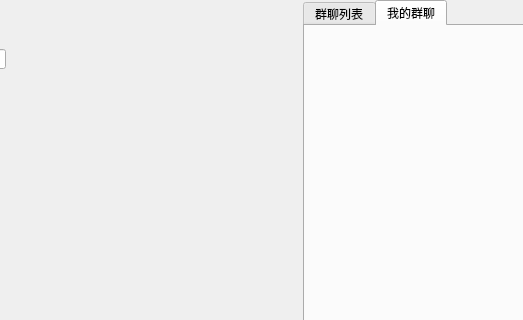
Above: Client/Client/MainWindow.ui from Leaf-ym/QtChat-1 before the change; both pictures show x 217 to 740 and y 0 to 320 of the 740 by 481 pixel window. Below: the same form after it.
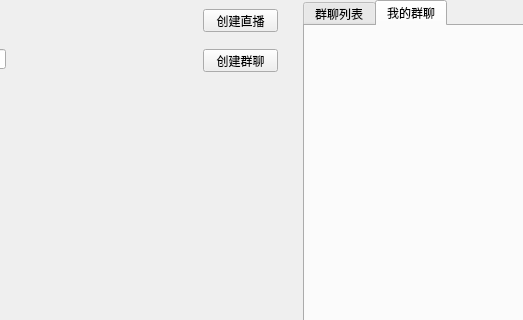
That is the form after the change. The open tabs and pages were chosen to show the change.

Commit message: 创建工厂

Patch:
```diff
--- a/Client/Client/MainWindow.ui
+++ b/Client/Client/MainWindow.ui
@@ -95,6 +95,32 @@
      <string>点击输入个性签名</string>
     </property>
    </widget>
+   <widget class="QPushButton" name="pushButton">
+    <property name="geometry">
+     <rect>
+      <x>420</x>
+      <y>10</y>
+      <width>75</width>
+      <height>23</height>
+     </rect>
+    </property>
+    <property name="text">
+     <string>创建直播</string>
+    </property>
+   </widget>
+   <widget class="QPushButton" name="pushButton_2">
+    <property name="geometry">
+     <rect>
+      <x>420</x>
+      <y>50</y>
+      <width>75</width>
+      <height>23</height>
+     </rect>
+    </property>
+    <property name="text">
+     <string>创建群聊</string>
+    </property>
+   </widget>
   </widget>
   <widget class="QTabWidget" name="tabWidget">
    <property name="geometry">
```
Left out of the diff: 2 changed lines with no effect on the pictures. The commit also changes 13 other files.
